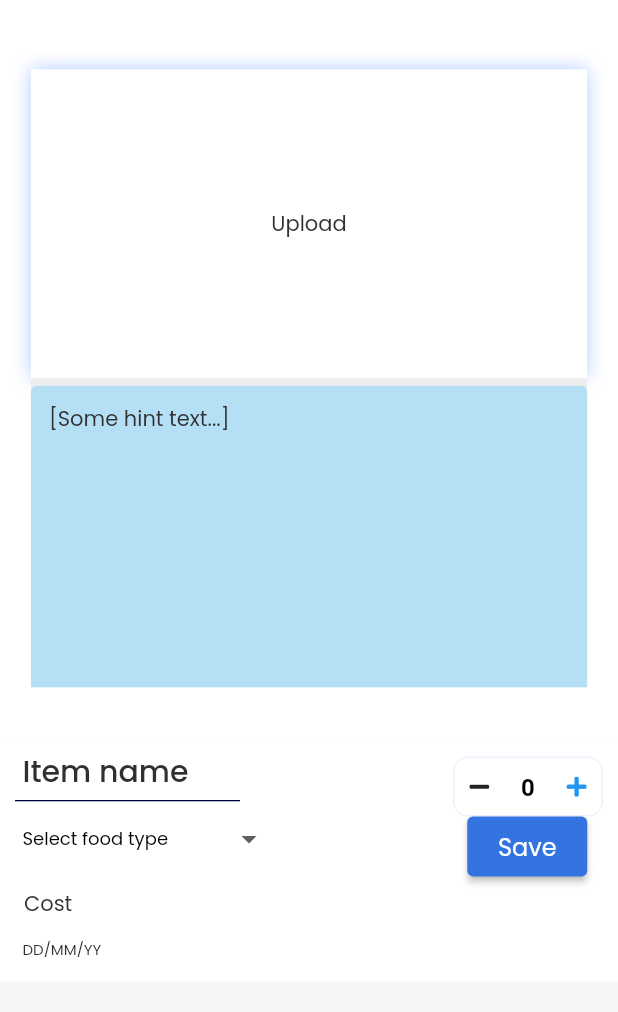
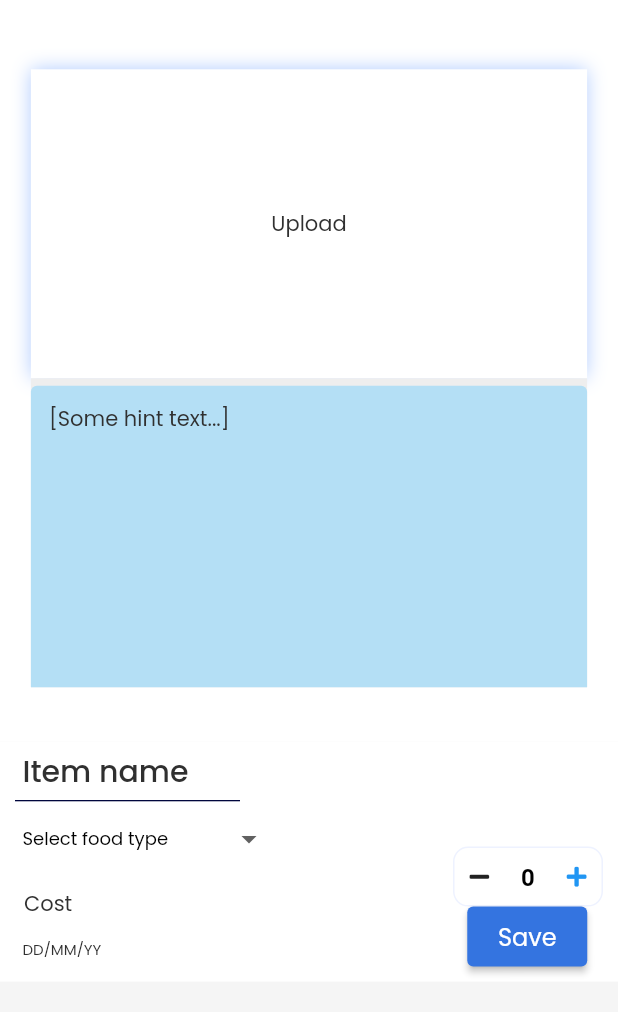
Before and after one commit to subramanyanavada123/rubix22-65-optimise-prime, a Flutter app: the Scan1Widget screen opened directly, on a phone screen of 412 x 824 dp. Shown: the top 1012 px of the screen. Run offline on Flutter 3.47's test engine with Material 2 defaults, Android fonts, the phone set to English and light mode, and no system bars; drawn by our look-alikes of auto_size_text; our stand-ins replace font_awesome_flutter, google_fonts, page_transition, smooth_page_indicator, timeago; missing offline and left inert: json_path.

Commit message:
Updating to latest FlutterFlow output.

```diff
--- a/lib/components/scan_widget.dart
+++ b/lib/components/scan_widget.dart
@@ -219,7 +219,7 @@ class _ScanWidgetState extends State<ScanWidget> {
             ),
             Column(
               mainAxisSize: MainAxisSize.max,
-              mainAxisAlignment: MainAxisAlignment.start,
+              mainAxisAlignment: MainAxisAlignment.end,
               crossAxisAlignment: CrossAxisAlignment.center,
               children: [
                 Padding(
```
